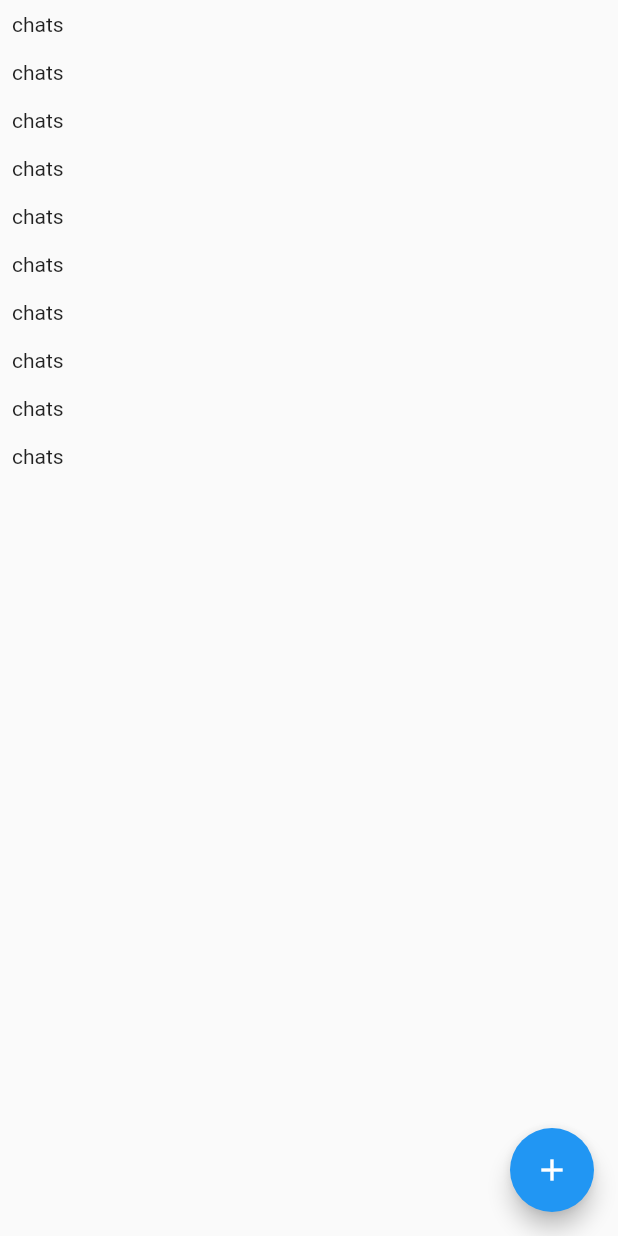
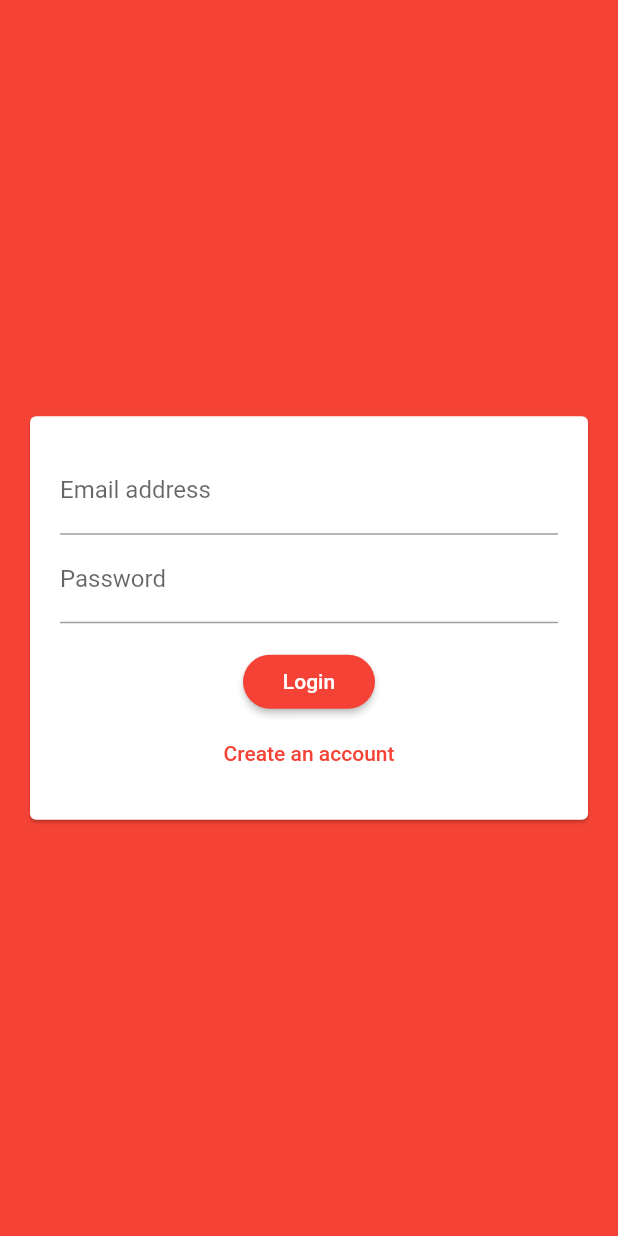
Before and after one commit to cyproto/udemy_flutter-and-dart_the-complete-guide, a Flutter app: the screen it shows after launch, on a phone screen of 412 x 824 dp. Run offline on Flutter 3.47's test engine with Material 2 defaults, Android fonts, the phone set to English and light mode, and no system bars; our stand-ins replace cloud_firestore, google_maps_flutter, image_picker, location, shared_preferences, sqflite; accounts and stored records are empty.

Commit message:
chat_app: Prepare auth screen.

```diff
--- a/chat_app/lib/main.dart
+++ b/chat_app/lib/main.dart
@@ -1,3 +1,4 @@
+import 'package:chat_app/screens/auth_screen.dart';
 import 'package:flutter/material.dart';
 
 import './screens/chat_screen.dart';
@@ -12,10 +13,20 @@ class MyApp extends StatelessWidget {
     return MaterialApp(
       title: 'Chat app',
       theme: ThemeData(
-        primarySwatch: Colors.blue,
+        primarySwatch: Colors.red,
+        backgroundColor: Colors.red,
+        accentColor: Colors.redAccent,
+        accentColorBrightness: Brightness.dark,
+        buttonTheme: ButtonTheme.of(context).copyWith(
+          buttonColor: Colors.red,
+          textTheme: ButtonTextTheme.primary,
+          shape: RoundedRectangleBorder(
+            borderRadius: BorderRadius.circular(30),
+          ),
+        ),
         visualDensity: VisualDensity.adaptivePlatformDensity,
       ),
-      home: ChatScreen(),
+      home: AuthScreen(),
     );
   }
 }
--- a/chat_app/lib/screens/auth_screen.dart
+++ b/chat_app/lib/screens/auth_screen.dart
@@ -0,0 +1,18 @@
+import 'package:flutter/material.dart';
+
+import '../widgets/auth/auth_form.dart';
+
+class AuthScreen extends StatefulWidget {
+  @override
+  _AuthScreenState createState() => _AuthScreenState();
+}
+
+class _AuthScreenState extends State<AuthScreen> {
+  @override
+  Widget build(BuildContext context) {
+    return Scaffold(
+      backgroundColor: Theme.of(context).primaryColor,
+      body: AuthForm(),
+    );
+  }
+}
--- /dev/null
+++ b/chat_app/lib/widgets/auth/auth_form.dart
@@ -0,0 +1,109 @@
+import 'package:flutter/material.dart';
+
+class AuthForm extends StatefulWidget {
+  @override
+  _AuthFormState createState() => _AuthFormState();
+}
+
+class _AuthFormState extends State<AuthForm> {
+  final _formKey = GlobalKey<FormState>();
+  bool _isLogin = true;
+  String _userEmail = '';
+  String _userName = '';
+  String _password = '';
+
+  void _trySubmit() {
+    final isValid = _formKey.currentState.validate();
+    FocusScope.of(context).unfocus();
+
+    if (isValid) {
+      _formKey.currentState.save();
+    }
+  }
+
+  @override
+  Widget build(BuildContext context) {
+    return Center(
+      child: Card(
+        margin: EdgeInsets.all(20),
+        child: SingleChildScrollView(
+          padding: EdgeInsets.all(20),
+          child: Form(
+            key: _formKey,
+            child: Column(
+              mainAxisSize: MainAxisSize.min,
+              children: <Widget>[
+                TextFormField(
+                  key: ValueKey('email'),
+                  validator: (value) {
+                    if (value.isEmpty || !value.contains('@')) {
+                      return 'Enter valid email address';
+                    }
+                    return null;
+                  },
+                  keyboardType: TextInputType.emailAddress,
+                  decoration: InputDecoration(
+                    labelText: 'Email address',
+                  ),
+                  onSaved: (value) {
+                    _userEmail = value;
+                  },
+                ),
+                if (!_isLogin)
+                  TextFormField(
+                    key: ValueKey('username'),
+                    validator: (value) {
+                      if (value.isEmpty || value.length < 4) {
+                        return 'Username must be atleast 4 chars long';
+                      }
+                      return null;
+                    },
+                    decoration: InputDecoration(
+                      labelText: 'Username',
+                    ),
+                    onSaved: (value) {
+                      _userName = value;
+                    },
+                  ),
+                TextFormField(
+                  key: ValueKey('password'),
+                  validator: (value) {
+                    if (value.isEmpty || value.length < 7) {
+                      return 'Password must be atleast 7 chars long';
+                    }
+                    return null;
+                  },
+                  decoration: InputDecoration(
+                    labelText: 'Password',
+                  ),
+                  obscureText: true,
+                  onSaved: (value) {
+                    _password = value;
+                  },
+                ),
+                SizedBox(
+                  height: 15,
+                ),
+                RaisedButton(
+                  onPressed: _trySubmit,
+                  child: Text(_isLogin ? 'Login' : 'Signup'),
+                ),
+                FlatButton(
+                  textColor: Theme.of(context).primaryColor,
+                  child: Text(_isLogin
+                      ? 'Create an account'
+                      : 'Already have an account'),
+                  onPressed: () {
+                    setState(() {
+                      _isLogin = !_isLogin;
+                    });
+                  },
+                )
+              ],
+            ),
+          ),
+        ),
+      ),
+    );
+  }
+}
```
Also changed, not shown: chat_app/lib/screens/chat_screen.dart (+16 -11 lines).
